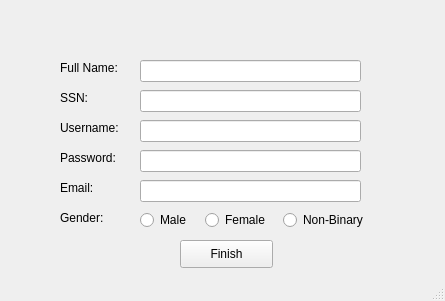
This is UI_Folder/SignUp.ui in Chuezhang2278/Stock_prediction as Qt 5 draws it before an edit. The edited form follows.
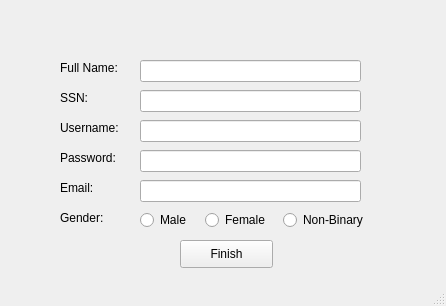
This is the edited form. Icons and pictures are not drawn.

Patch:
```diff
--- a/UI_Folder/SignUp.ui
+++ b/UI_Folder/SignUp.ui
@@ -6,8 +6,8 @@
    <rect>
     <x>0</x>
     <y>0</y>
-    <width>445</width>
-    <height>301</height>
+    <width>446</width>
+    <height>306</height>
    </rect>
   </property>
   <property name="sizePolicy">
@@ -16,6 +16,18 @@
     <verstretch>0</verstretch>
    </sizepolicy>
   </property>
+  <property name="minimumSize">
+   <size>
+    <width>446</width>
+    <height>306</height>
+   </size>
+  </property>
+  <property name="maximumSize">
+   <size>
+    <width>446</width>
+    <height>306</height>
+   </size>
+  </property>
   <property name="windowTitle">
    <string>MainWindow</string>
   </property>
```
Left out of the diff: 2 changed lines with no effect on the pictures.
